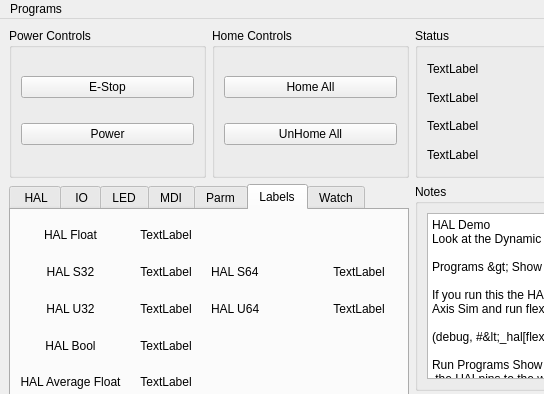
First picture: the form in examples/features/hal/hal64.ui, repository jethornton/flexgui, before the edit; both pictures show x 0 to 544 and y 0 to 394 of the 880 by 643 pixel window.
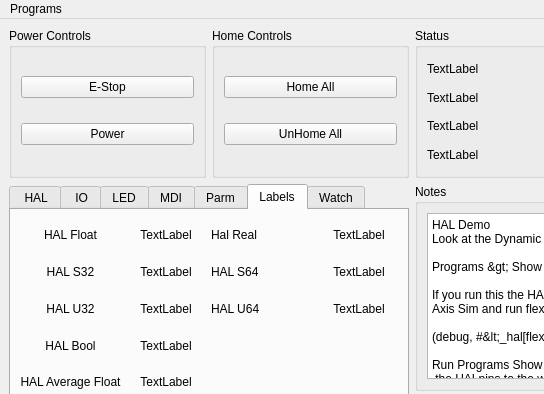
Second picture: the form after the edit. The open tabs and pages were chosen to show the change.

```diff
--- a/examples/features/hal/hal64.ui
+++ b/examples/features/hal/hal64.ui
@@ -1194,6 +1194,32 @@
           </property>
          </widget>
         </item>
+        <item row="0" column="2">
+         <widget class="QLabel" name="label_63">
+          <property name="text">
+           <string>Hal Real</string>
+          </property>
+         </widget>
+        </item>
+        <item row="0" column="3">
+         <widget class="QLabel" name="label_64">
+          <property name="text">
+           <string>TextLabel</string>
+          </property>
+          <property name="alignment">
+           <set>Qt::AlignCenter</set>
+          </property>
+          <property name="function" stdset="0">
+           <string>hal_pin</string>
+          </property>
+          <property name="pin_name" stdset="0">
+           <string>hal-real-lb</string>
+          </property>
+          <property name="hal_type" stdset="0">
+           <string>HAL_REAL</string>
+          </property>
+         </widget>
+        </item>
        </layout>
       </widget>
       <widget class="QWidget" name="tab_8">
```
Left out of the diff: 4 changed lines with no effect on the pictures.
